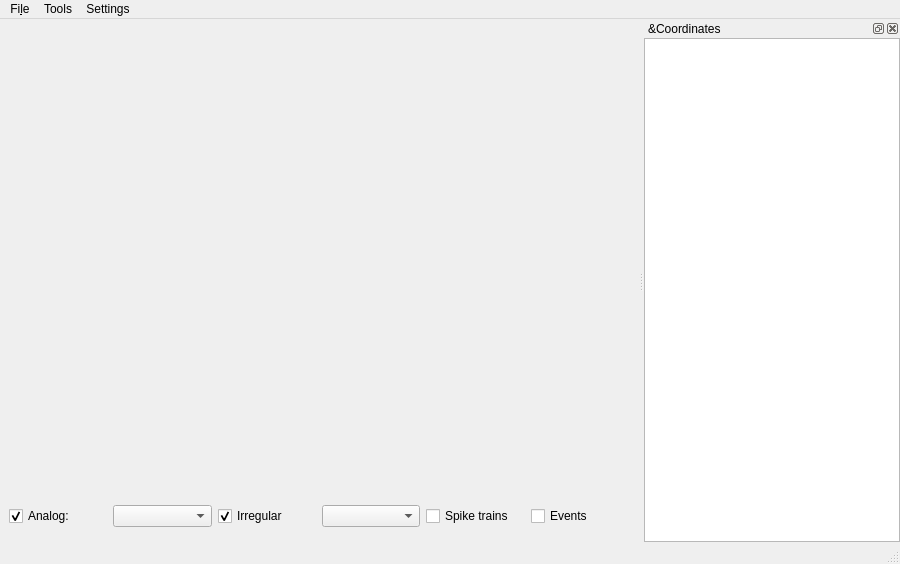
Qt form gui/signalviewer2.ui (ctigaret/scipyen) before a commit.
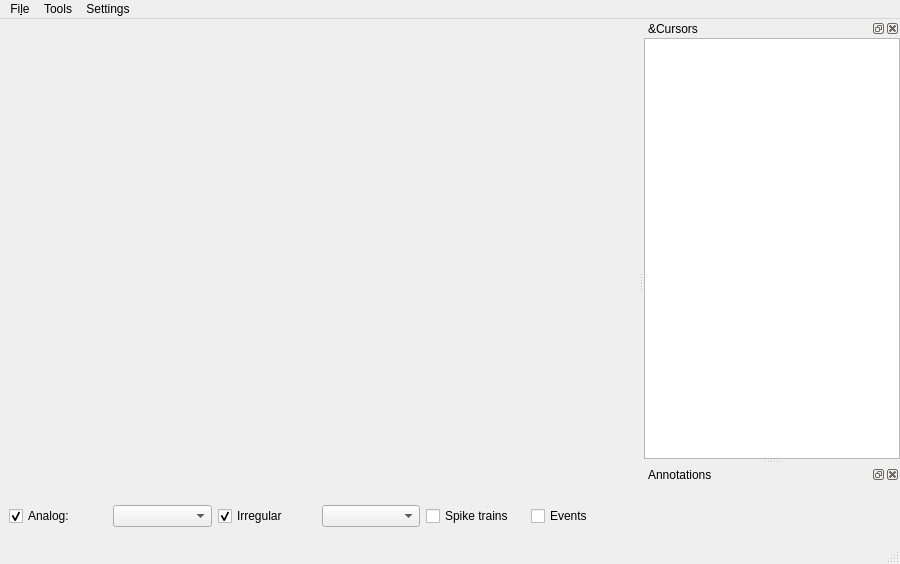
The same form after that commit. Custom widgets are drawn as their Qt base class.

```diff
--- a/gui/signalviewer2.ui
+++ b/gui/signalviewer2.ui
@@ -133,7 +133,7 @@
   <widget class="QStatusBar" name="statusbar"/>
   <widget class="QDockWidget" name="coordinatesDockWidget">
    <property name="windowTitle">
-    <string>&amp;Coordinates</string>
+    <string>&amp;Cursors</string>
    </property>
    <attribute name="dockWidgetArea">
     <number>2</number>
@@ -165,6 +165,21 @@
     </layout>
    </widget>
   </widget>
+  <widget class="QDockWidget" name="annotationsDockWidget">
+   <property name="windowTitle">
+    <string>Annotations</string>
+   </property>
+   <attribute name="dockWidgetArea">
+    <number>2</number>
+   </attribute>
+   <widget class="QWidget" name="dockWidgetContents_2">
+    <layout class="QGridLayout" name="gridLayout_3">
+     <item row="0" column="0">
+      <widget class="InteractiveTreeWidget" name="annotationsViewer" native="true"/>
+     </item>
+    </layout>
+   </widget>
+  </widget>
   <action name="actionClose">
    <property name="text">
     <string>&amp;Close</string>
@@ -256,6 +271,12 @@
    <header location="global">gui.widgets.spinboxslider</header>
    <container>1</container>
   </customwidget>
+  <customwidget>
+   <class>InteractiveTreeWidget</class>
+   <extends>QWidget</extends>
+   <header location="global">gui.widgets.interactivetreewidget</header>
+   <container>1</container>
+  </customwidget>
  </customwidgets>
  <resources/>
  <connections>
```
